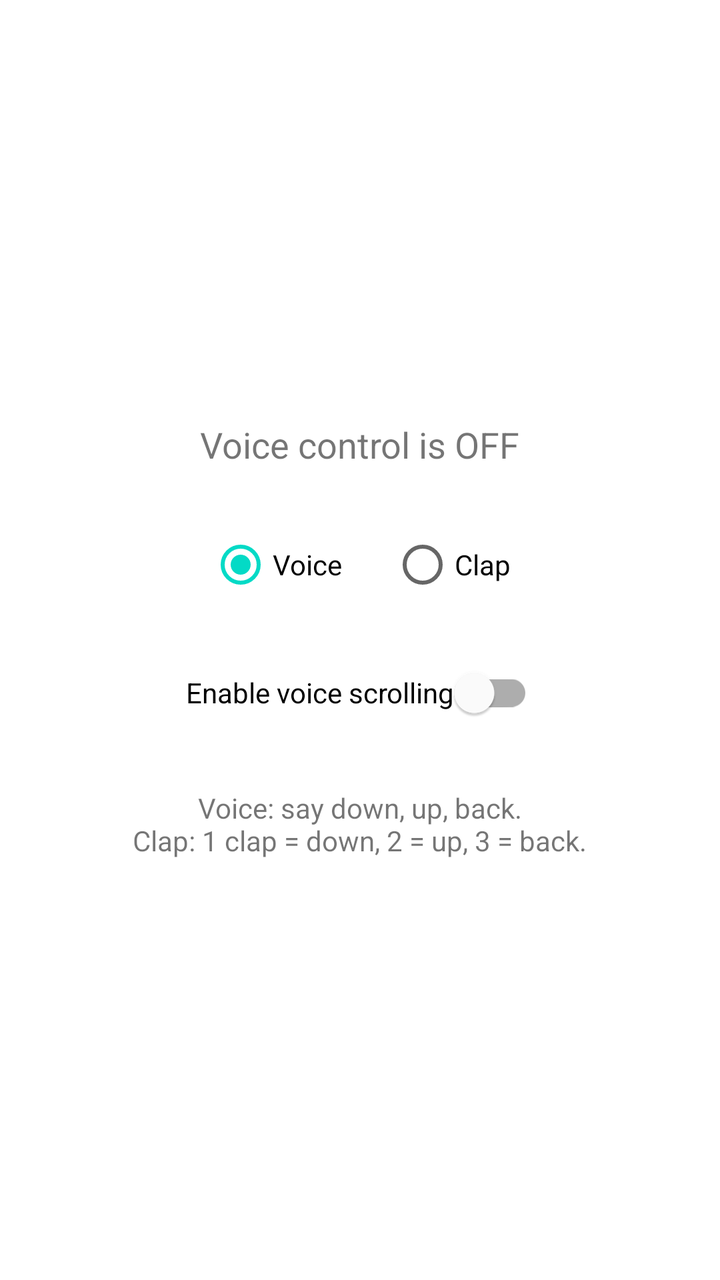
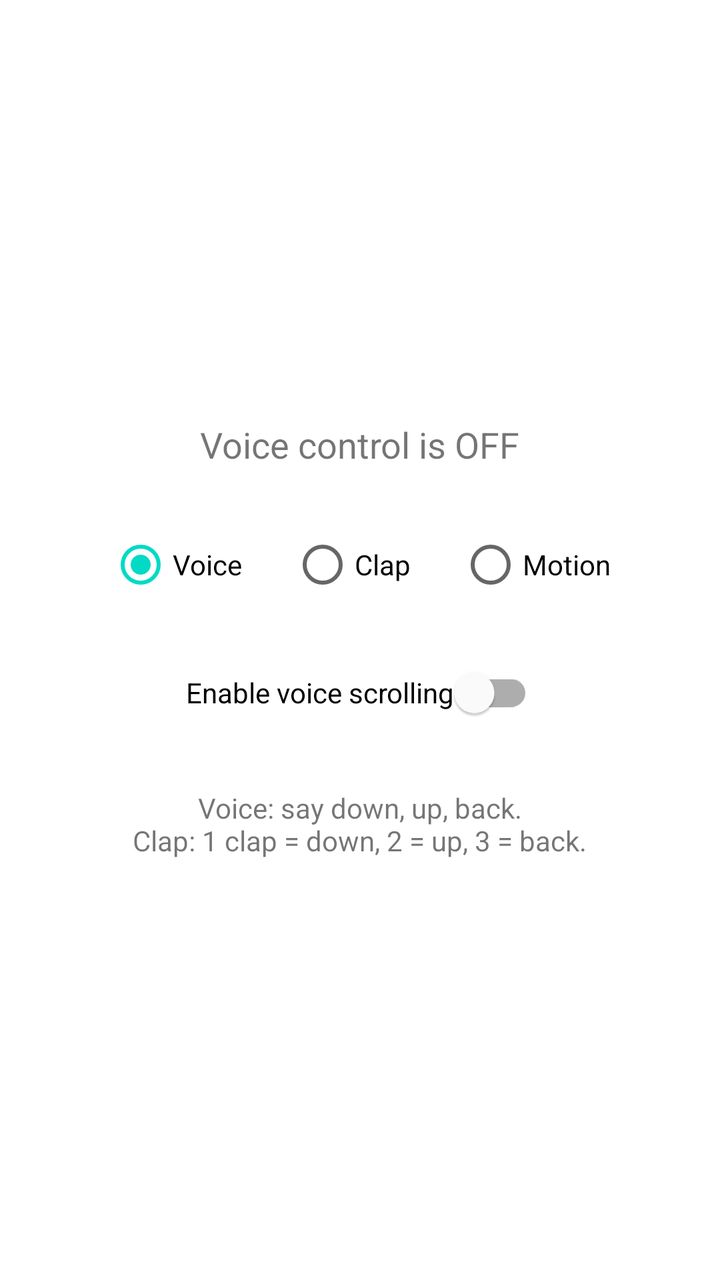

Two renders of the same Android screen: before a commit and after it. Below are the layout's source before the change and the commit's diff.
<!-- AndroidManifest.xml: application theme Theme.ScrollVoiceControl -->
<!-- res/layout/activity_main.xml -->
<?xml version="1.0" encoding="utf-8"?>
<LinearLayout xmlns:android="http://schemas.android.com/apk/res/android"
    android:layout_width="match_parent"
    android:layout_height="match_parent"
    android:orientation="vertical"
    android:gravity="center"
    android:padding="32dp">

    <TextView
        android:id="@+id/statusText"
        android:layout_width="wrap_content"
        android:layout_height="wrap_content"
        android:text="Voice control is OFF"
        android:textSize="18sp"
        android:layout_marginBottom="24dp" />

    <RadioGroup
        android:id="@+id/modeGroup"
        android:layout_width="wrap_content"
        android:layout_height="wrap_content"
        android:orientation="horizontal"
        android:layout_marginBottom="16dp">

        <RadioButton
            android:id="@+id/modeVoice"
            android:layout_width="wrap_content"
            android:layout_height="wrap_content"
            android:text="Voice"
            android:checked="true"
            android:layout_marginEnd="24dp" />

        <RadioButton
            android:id="@+id/modeClap"
            android:layout_width="wrap_content"
            android:layout_height="wrap_content"
            android:text="Clap" />

    </RadioGroup>

    <com.google.android.material.switchmaterial.SwitchMaterial
        android:id="@+id/toggleSwitch"
        android:layout_width="wrap_content"
        android:layout_height="wrap_content"
        android:text="Enable voice scrolling" />

    <TextView
        android:id="@+id/hintText"
        android:layout_width="wrap_content"
        android:layout_height="wrap_content"
        android:layout_marginTop="24dp"
        android:gravity="center"
        android:text="@string/hint_text" />

</LinearLayout>
<!-- resources referenced by this layout -->
<resources>
  <string name="hint_text">Voice: say "down", "up", "back".\nClap: 1 clap = down, 2 = up, 3 = back.</string>
  <style name="Theme.ScrollVoiceControl" parent="Theme.MaterialComponents.DayNight.NoActionBar" />
</resources>

<!-- the commit's change to res/layout/activity_main.xml (unified diff, before → after) -->
@@ -33,7 +33,14 @@
             android:id="@+id/modeClap"
             android:layout_width="wrap_content"
             android:layout_height="wrap_content"
-            android:text="Clap" />
+            android:text="Clap"
+            android:layout_marginEnd="24dp" />
+
+        <RadioButton
+            android:id="@+id/modeMotion"
+            android:layout_width="wrap_content"
+            android:layout_height="wrap_content"
+            android:text="Motion" />
 
     </RadioGroup>
 
